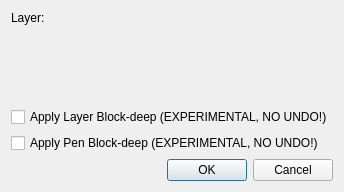
The window that librecad/src/ui/forms/qg_dlgattributes.ui (LibreCAD/LibreCAD) describes before a commit, drawn with Qt 5.
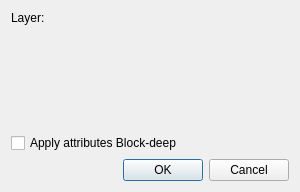
The same window after the commit. Custom widgets are drawn as their Qt base class.

Commit message: RS_Modification::changeAttributes() rewritten, implemented Block-deep Undo

```diff
--- a/librecad/src/ui/forms/qg_dlgattributes.ui
+++ b/librecad/src/ui/forms/qg_dlgattributes.ui
@@ -71,19 +71,7 @@
 CAN NOT be undone.</string>
          </property>
          <property name="text">
-          <string>Apply Layer Block-deep (EXPERIMENTAL, NO UNDO!)</string>
-         </property>
-        </widget>
-       </item>
-       <item>
-        <widget class="QCheckBox" name="cbPenBlockDeep">
-         <property name="toolTip">
-          <string>Apply Pen attributes also to all sub-entities of selected Insert.
-This recursively modifies all entities of the Block itself and
-CAN NOT be undone.</string>
-         </property>
-         <property name="text">
-          <string>Apply Pen Block-deep (EXPERIMENTAL, NO UNDO!)</string>
+          <string>Apply attributes Block-deep</string>
          </property>
         </widget>
        </item>
```
Left out of the diff: 7 changed lines with no effect on the pictures. The commit also changes 3 other files.
